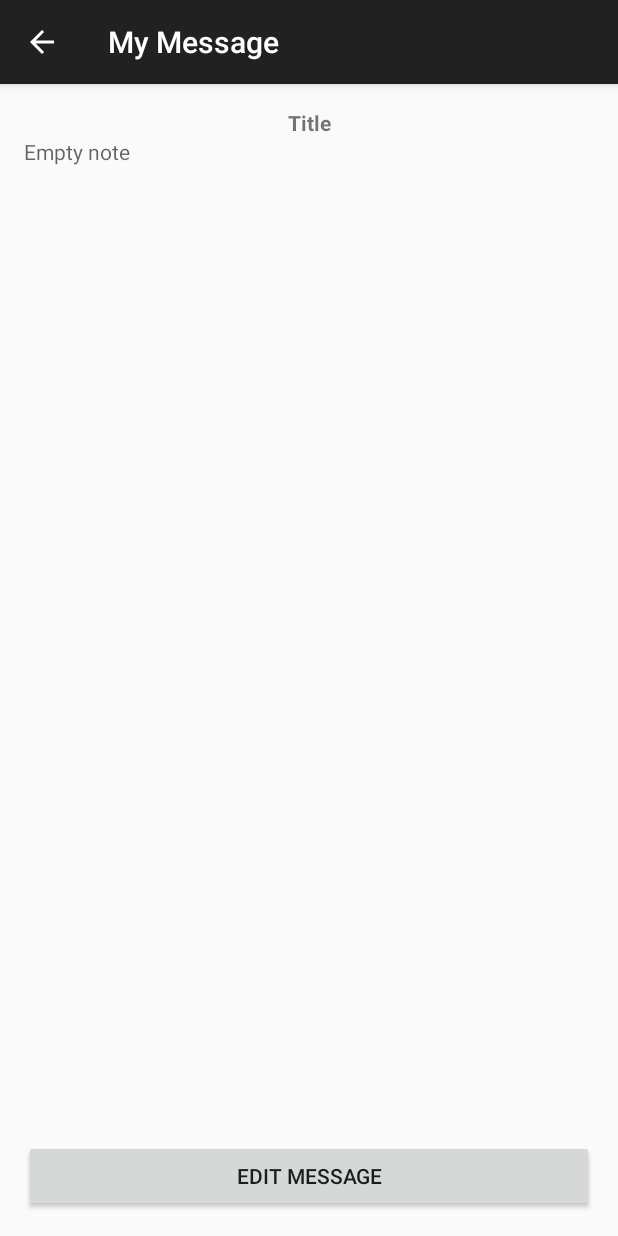
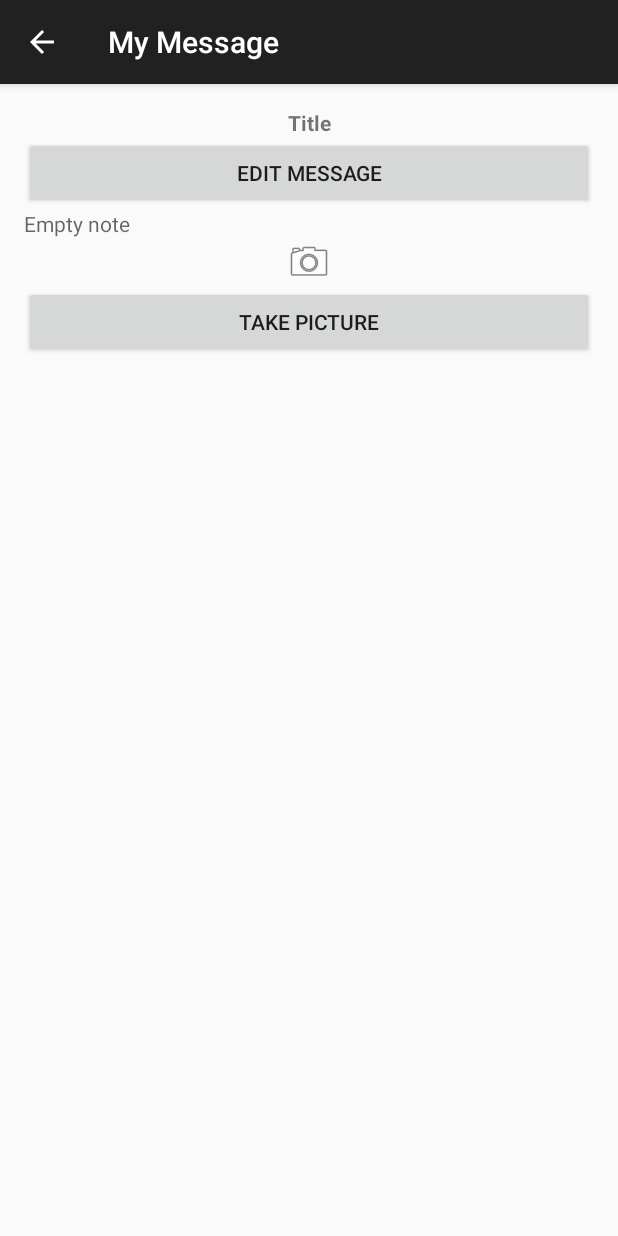
Before and after one commit to alexanderwu/WhereDidItGo, an Android app: the EditMessageActivity screen opened directly, with no data from a screen before it, after a tap on "SAVE", on a phone screen of 412 x 824 dp. Run offline under Robolectric (Android 15) with nearby library versions, the phone set to English and light mode, and no system bars.

Commit message:
Ignores empty input

```diff
--- a/app/src/main/java/com/example/alexanderwu/wherediditgo/DisplayMessageActivity.java
+++ b/app/src/main/java/com/example/alexanderwu/wherediditgo/DisplayMessageActivity.java
@@ -6,21 +6,18 @@ import android.os.Bundle;
 import android.support.v7.app.ActionBarActivity;
 import android.view.MenuItem;
 import android.view.View;
-import android.widget.Button;
 import android.widget.TextView;
 
 public class DisplayMessageActivity extends ActionBarActivity {
-    public static final String PREFS_NAME = "MyPrefsFile";
+    public static final String PREF = "Prefs";
 
     @Override
     protected void onCreate(Bundle savedInstanceState) {
         super.onCreate(savedInstanceState);
         setContentView(R.layout.activity_display_message);
 
-        // Get Handle to UI elements
         TextView title = (TextView) findViewById(R.id.note_title);
         TextView textView = (TextView) findViewById(R.id.display_message);
-        Button editButton = (Button) findViewById(R.id.edit_button);
 
         // Load title
         Bundle extras = getIntent().getExtras();
@@ -30,18 +27,15 @@ public class DisplayMessageActivity extends ActionBarActivity {
         }
 
         // Load my message
-        SharedPreferences settings = getSharedPreferences(PREFS_NAME, 0);
+        SharedPreferences settings = getSharedPreferences(PREF, MODE_PRIVATE);
         String message = settings.getString("myNote","");
         textView.setText(message);
 
-        //Create the editButton
-        editButton.setOnClickListener(new View.OnClickListener() {
-            @Override
-            public void onClick(View v) {
-                Intent intent = new Intent(v.getContext(), EditMessageActivity.class);
-                startActivity(intent);
-            }
-        });
+    }
+
+    public void editMessage(View view) { // Clicking the "Edit Message" button
+        Intent intent = new Intent(view.getContext(), EditMessageActivity.class);
+        startActivity(intent);
     }
 
     @Override
--- a/app/src/main/java/com/example/alexanderwu/wherediditgo/EditMessageActivity.java
+++ b/app/src/main/java/com/example/alexanderwu/wherediditgo/EditMessageActivity.java
@@ -9,15 +9,14 @@ import android.view.View;
 import android.widget.EditText;
 
 public class EditMessageActivity extends ActionBarActivity {
-    public static final String PREFS_NAME = "MyPrefsFile";
-    //public final static String EXTRA_MESSAGE = "com.example.alexanderwu.wherediditgo.MESSAGE";
+    public static final String PREF= "Prefs";
 
     @Override
     protected void onCreate(Bundle savedInstanceState) {
         super.onCreate(savedInstanceState);
         setContentView(R.layout.activity_edit_message);
         // Get your saved message
-        SharedPreferences settings = getSharedPreferences(PREFS_NAME, 0);
+        SharedPreferences settings = getSharedPreferences(PREF, 0);
         String message = settings.getString("myNote","");
         // Put message in editText
         EditText editText = (EditText) findViewById(R.id.edit_message);
@@ -31,7 +30,7 @@ public class EditMessageActivity extends ActionBarActivity {
 
         // We need an Editor object to make preference changes.
         // All objects are from android.context.Context
-        SharedPreferences myNotes = getSharedPreferences(PREFS_NAME, 0);
+        SharedPreferences myNotes = getSharedPreferences(PREF, 0);
         SharedPreferences.Editor editor = myNotes.edit();
         editor.putString("myNote",message);
         // Commit the edits!
--- a/app/src/main/java/com/example/alexanderwu/wherediditgo/MyActivity.java
+++ b/app/src/main/java/com/example/alexanderwu/wherediditgo/MyActivity.java
@@ -20,9 +20,7 @@ import java.util.ArrayList;
 
 
 public class MyActivity extends ActionBarActivity implements View.OnClickListener, AdapterView.OnItemClickListener {
-    // ### Do I need these?
-    //public final static String PREFS_NAME = "MyPrefsFile";
-    //public final static String EXTRA_MESSAGE = "com.example.alexanderwu.wherediditgo.MESSAGE";
+
     public static final String PREF = "Prefs";
 
     public static final String NOTE_KEY = "NoteKey";
@@ -59,7 +57,7 @@ public class MyActivity extends ActionBarActivity implements View.OnClickListene
         int count = mSharedPreferences.getInt(COUNT_KEY,0);
         mNameList.add(note);
         mArrayAdapter.notifyDataSetChanged();
-        Toast.makeText(getApplicationContext(), count + " notes saved!", Toast.LENGTH_SHORT).show();
+        Toast.makeText(getApplicationContext(), count + " notes were saved!", Toast.LENGTH_SHORT).show();
     }
     // ###
 
@@ -78,7 +76,8 @@ public class MyActivity extends ActionBarActivity implements View.OnClickListene
             public void onClick(DialogInterface dialog, int whichButton) {
                 // Grab the EditText's input
                 String inputName = input.getText().toString();
-                // Put it into memory (don't forget to commit!)
+                if(!inputName.equals("")) { // Ignore if no input
+                    // Puts it into memory
                     SharedPreferences.Editor e = mSharedPreferences.edit();
                     e.putString(NOTE_KEY,inputName);
                     if(e.commit()) {
@@ -87,6 +86,7 @@ public class MyActivity extends ActionBarActivity implements View.OnClickListene
                         mArrayAdapter.notifyDataSetChanged();
                     } else {
                         Toast.makeText(getApplicationContext(), inputName + " not saved!", Toast.LENGTH_SHORT).show();
+                    }
                 }
             }
         });
@@ -117,7 +117,7 @@ public class MyActivity extends ActionBarActivity implements View.OnClickListene
     public void onItemClick(AdapterView<?> parent, View view, int position, long id) {
         String noteName = mNameList.get(position).toString();
         // Log the item's position and contents to the console in Debug
-        Log.d("omg android", position + ": " + noteName);
+        Log.d("WhereIsIt ", position + ": " + noteName);
         Toast.makeText(getApplicationContext(), noteName + " clicked!", Toast.LENGTH_SHORT).show();
 
         Intent intent = new Intent(this, DisplayMessageActivity.class);
--- a/app/src/main/res/layout/activity_display_message.xml
+++ b/app/src/main/res/layout/activity_display_message.xml
@@ -15,23 +15,43 @@
         android:textStyle="bold"
         android:gravity="center_horizontal" />
 
+    <Button
+        android:layout_width="match_parent"
+        android:layout_height="wrap_content"
+        android:onClick="editMessage"
+        android:text="@string/button_edit"
+        android:id="@+id/edit_button" />
+
     <ScrollView
         android:layout_width="match_parent"
         android:layout_height="0dp"
         android:layout_weight="1"
-        android:id="@+id/scrollView2" >
+        android:id="@+id/scrollView" >
 
-        <TextView
-            android:id="@+id/display_message"
-            android:layout_width="match_parent"
-            android:layout_height="wrap_content"
-            android:hint="Empty note" />
+        <LinearLayout
+            android:orientation="vertical"
+            android:layout_width="fill_parent"
+            android:layout_height="fill_parent">
+
+            <TextView
+                android:id="@+id/display_message"
+                android:layout_width="match_parent"
+                android:layout_height="wrap_content"
+                android:hint="Empty note" />
+
+            <ImageView
+                android:id="@+id/viewImage"
+                android:layout_width="match_parent"
+                android:layout_height="wrap_content"
+                android:src="@android:drawable/ic_menu_camera"  />
+
+            <Button
+                android:layout_width="fill_parent"
+                android:layout_height="wrap_content"
+                android:text="@string/take_picture"
+                android:id="@+id/picture_button" />
+
+        </LinearLayout>
     </ScrollView>
 
-    <Button
-        android:layout_width="match_parent"
-        android:layout_height="wrap_content"
-        android:text="@string/button_edit"
-        android:id="@+id/edit_button" />
-
 </LinearLayout>
--- a/app/src/main/res/values/strings.xml
+++ b/app/src/main/res/values/strings.xml
@@ -9,6 +9,7 @@
     <string name="title_activity_display_message">My Message</string>
     <string name="button_edit">Edit Message</string>
     <string name="view_message">View note</string>
+    <string name="take_picture">Take picture</string>
 
     <string name="hello_world">Hello world!</string>
     <string name="title_activity_edit_message">EditMessageActivity</string>
```
Lines whose indentation alone changed are shown as unchanged.
